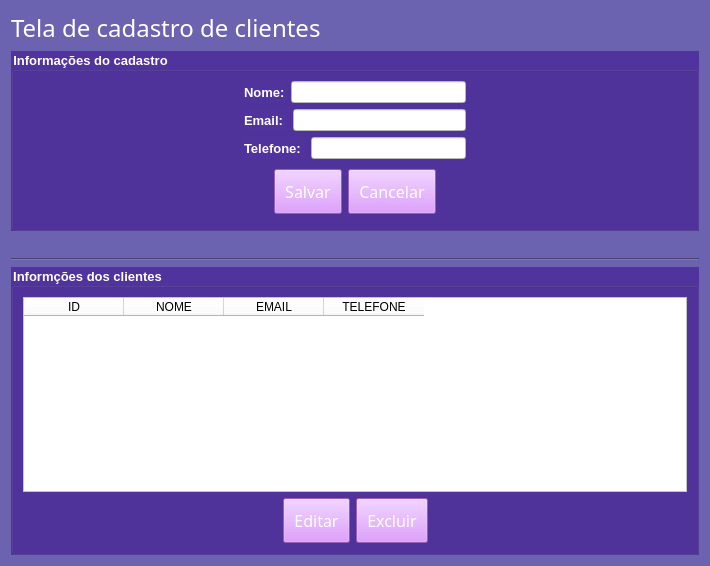
First picture: the form in view/cadastro_clientes.ui, repository Michel3-01/Sistema_Loja_de_Roupas, before the edit.
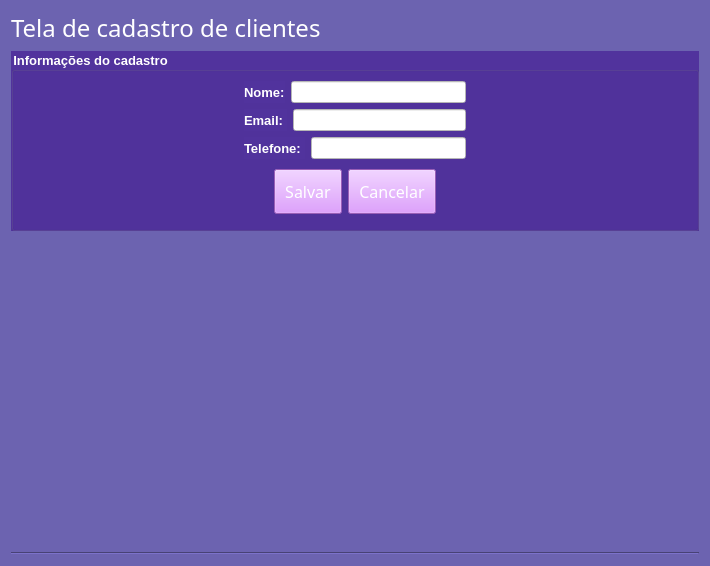
Second picture: the form after the edit.

```diff
--- a/view/cadastro_clientes.ui
+++ b/view/cadastro_clientes.ui
@@ -266,130 +266,23 @@
     </widget>
    </item>
    <item>
-    <widget class="Line" name="line">
+    <spacer name="verticalSpacer">
      <property name="orientation">
-      <enum>Qt::Horizontal</enum>
+      <enum>Qt::Vertical</enum>
      </property>
-    </widget>
+     <property name="sizeHint" stdset="0">
+      <size>
+       <width>20</width>
+       <height>40</height>
+      </size>
+     </property>
+    </spacer>
    </item>
    <item>
-    <widget class="QGroupBox" name="groupBox_2">
-     <property name="font">
-      <font>
-       <pointsize>10</pointsize>
-       <weight>75</weight>
-       <bold>true</bold>
-      </font>
+    <widget class="Line" name="line">
+     <property name="orientation">
+      <enum>Qt::Horizontal</enum>
      </property>
-     <property name="styleSheet">
-      <string notr="true">background-color: rgb(81, 51, 157);
-color:rgb(255,255,255);</string>
-     </property>
-     <property name="title">
-      <string>Informções dos clientes</string>
-     </property>
-     <layout class="QVBoxLayout" name="verticalLayout_4">
-      <item>
-       <layout class="QVBoxLayout" name="verticalLayout_3">
-        <item>
-         <widget class="QTableWidget" name="tabela_clientes">
-          <property name="styleSheet">
-           <string notr="true">background-color: rgb(255, 255, 255);
-color: rgb(0, 0, 0);</string>
-          </property>
-          <column>
-           <property name="text">
-            <string>ID</string>
-           </property>
-          </column>
-          <column>
-           <property name="text">
-            <string>NOME</string>
-           </property>
-          </column>
-          <column>
-           <property name="text">
-            <string>EMAIL</string>
-           </property>
-          </column>
-          <column>
-           <property name="text">
-            <string>TELEFONE</string>
-           </property>
-          </column>
-         </widget>
-        </item>
-        <item>
-         <layout class="QHBoxLayout" name="horizontalLayout">
-          <item>
-           <spacer name="horizontalSpacer_5">
-            <property name="orientation">
-             <enum>Qt::Horizontal</enum>
-            </property>
-            <property name="sizeHint" stdset="0">
-             <size>
-              <width>40</width>
-              <height>20</height>
-             </size>
-            </property>
-           </spacer>
-          </item>
-          <item>
-           <widget class="QPushButton" name="editar_btn">
-            <property name="font">
-             <font>
-              <family>Impact</family>
-              <pointsize>12</pointsize>
-             </font>
-            </property>
-            <property name="styleSheet">
-             <string notr="true">background-color: rgb(214, 131, 255);
-color: rgb(255, 255, 255);
-padding: 10px;
-</string>
-            </property>
-            <property name="text">
-             <string>Editar</string>
-            </property>
-           </widget>
-          </item>
-          <item>
-           <widget class="QPushButton" name="excluir_btn">
-            <property name="font">
-             <font>
-              <family>Impact</family>
-              <pointsize>12</pointsize>
-             </font>
-            </property>
-            <property name="styleSheet">
-             <string notr="true">background-color: rgb(214, 131, 255);
-color: rgb(255, 255, 255);
-padding: 10px;
-</string>
-            </property>
-            <property name="text">
-             <string>Excluir</string>
-            </property>
-           </widget>
-          </item>
-          <item>
-           <spacer name="horizontalSpacer_6">
-            <property name="orientation">
-             <enum>Qt::Horizontal</enum>
-            </property>
-            <property name="sizeHint" stdset="0">
-             <size>
-              <width>40</width>
-              <height>20</height>
-             </size>
-            </property>
-           </spacer>
-          </item>
-         </layout>
-        </item>
-       </layout>
-      </item>
-     </layout>
     </widget>
    </item>
   </layout>
```
